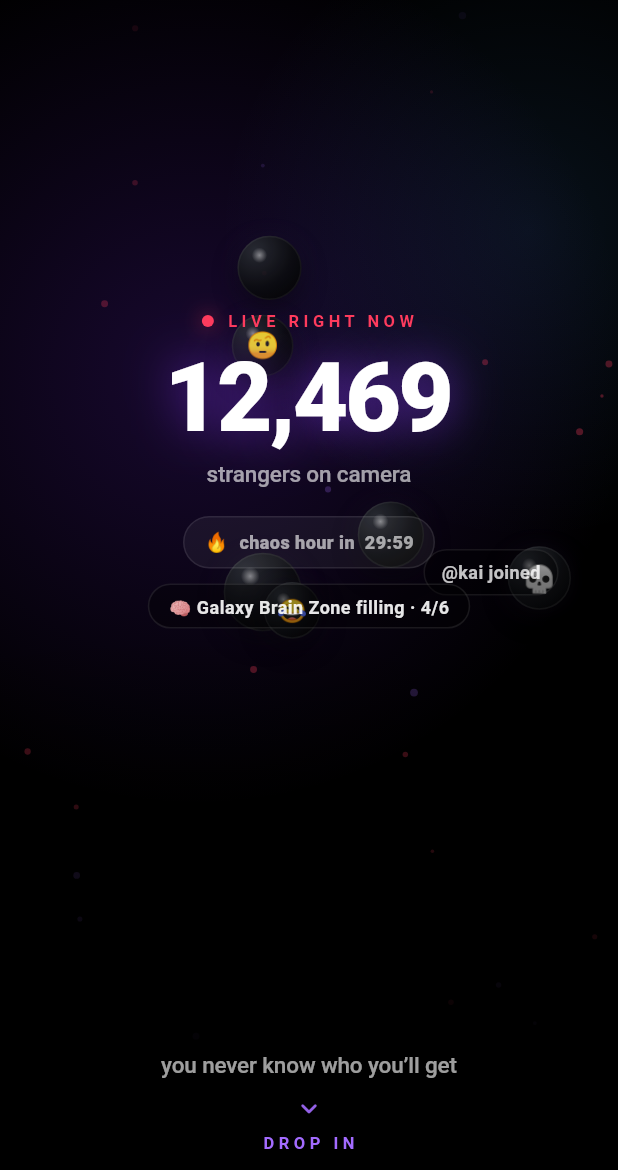
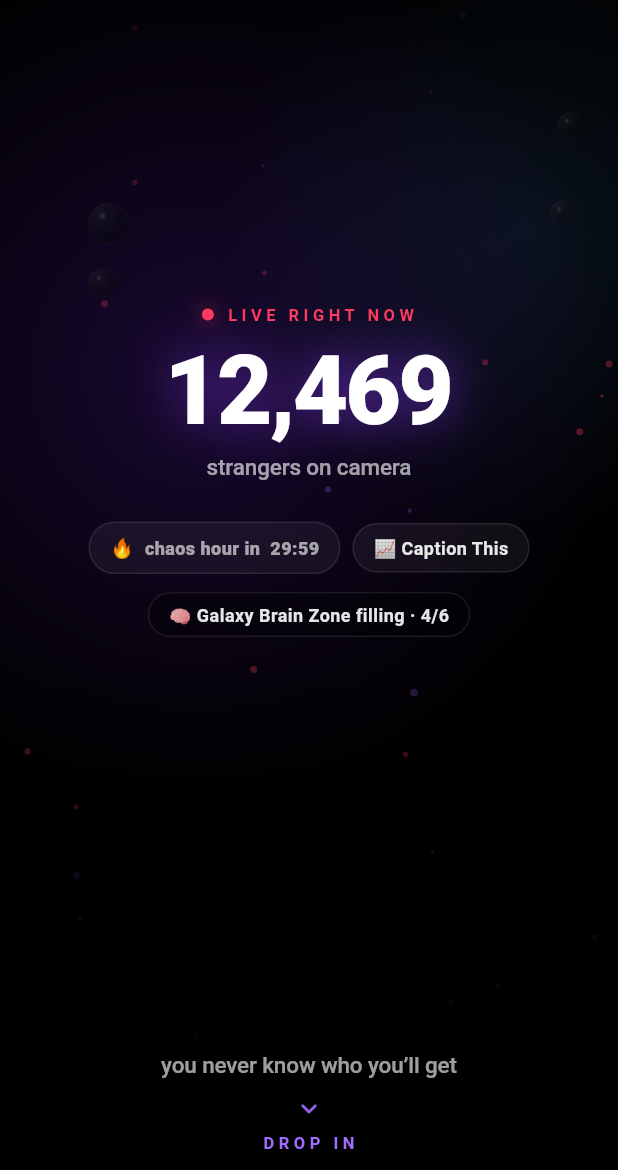
Before and after one commit to stossthegreat/Whatif, a Flutter app: the HomeScreen screen opened directly with empty values, on a phone screen of 412 x 824 dp, the part 66-1236 px from its top. Run offline on Flutter 3.47's test engine with Material 3 defaults, Android fonts, the phone set to English and light mode, and no system bars; our stand-ins replace audioplayers, camera, shared_preferences, wakelock_plus; missing offline and left inert: flutter_webrtc, livekit_client; accounts and stored records are empty; network calls fail.

Commit message:
Home de-clutter: strict layout zones, no mid-screen collisions (build +17)
The center of the home screen was a pile-up: randomly-positioned
activity chips spawning on top of the chaos-hour pill, the ticker, AND
drifting emoji orbs. Fixed with layout discipline:

- deleted the random-position activity chip spawner entirely — the
  single-line world ticker is the one activity surface
- chaos hour + a new trending chip sit in one clean centered row
- orbs: small (14-28px), dim (40%), emoji-free, and anchored to the
  left/right edges of the upper band — nothing ever drifts through the
  center column again
- '1 strangers' grammar fixed (stranger/strangers)

Co-Authored-By: Claude Opus 4.8 <noreply@anthropic.com>
Claude-Session: https://claude.ai/code/session_01MViCSGeBizuqwZGbWhsG9P

```diff
--- a/lib/screens/home_screen.dart
+++ b/lib/screens/home_screen.dart
@@ -27,7 +27,7 @@ class _HomeScreenState extends State<HomeScreen> with SingleTickerProviderStateM
 
   late final List<_Particle> _particles =
       List.generate(34, (_) => _Particle.random(_rng));
-  late final List<_Avatar> _avatars = List.generate(6, (i) => _Avatar.random(_rng, i));
+  late final List<_Avatar> _avatars = List.generate(4, (i) => _Avatar.random(_rng, i));
 
   @override
   void dispose() {
@@ -54,15 +54,14 @@ class _HomeScreenState extends State<HomeScreen> with SingleTickerProviderStateM
               ),
             ),
           ),
-          // drifting avatars (upper two-thirds)
+          // drifting orbs — small, dim, and confined to the edges so the
+          // center column stays clean
           RepaintBoundary(
             child: AnimatedBuilder(
               animation: _t,
               builder: (context, _) => _AvatarLayer(t: _t.value, avatars: _avatars),
             ),
           ),
-          // ephemeral activity
-          const _ActivityLayer(),
           // legibility scrim at the bottom so PLAY + text pop
           const Positioned(
             bottom: 0, left: 0, right: 0, height: 360,
@@ -96,9 +95,16 @@ class _HomeScreenState extends State<HomeScreen> with SingleTickerProviderStateM
                   ),
                   const Spacer(flex: 3),
                   const _BigLive(),
-                  const SizedBox(height: 18),
-                  const _ChaosHour(),
-                  const SizedBox(height: 10),
+                  const SizedBox(height: 26),
+                  const Row(
+                    mainAxisAlignment: MainAxisAlignment.center,
+                    children: [
+                      _ChaosHour(),
+                      SizedBox(width: 8),
+                      _TrendChip(),
+                    ],
+                  ),
+                  const SizedBox(height: 12),
                   const _WorldTicker(),
                   const Spacer(flex: 4),
                   Text('you never know who you’ll get',
@@ -129,6 +135,7 @@ class _BigLive extends StatelessWidget {
       builder: (context, _) {
         final n = AppSession.instance.liveCount.toString().replaceAllMapped(
             RegExp(r'(\d)(?=(\d{3})+$)'), (m) => '${m[1]},');
+        final count = AppSession.instance.liveCount;
         return Column(
           children: [
             Row(
@@ -149,7 +156,10 @@ class _BigLive extends StatelessWidget {
               ),
             ),
             const SizedBox(height: 6),
-            Text('strangers on camera', style: T.body.copyWith(color: C.tx2, fontSize: 15)),
+            Text(
+              count == 1 ? 'stranger on camera' : 'strangers on camera',
+              style: T.body.copyWith(color: C.tx2, fontSize: 15),
+            ),
           ],
         );
       },
@@ -273,6 +283,55 @@ class _ChaosHourState extends State<_ChaosHour> {
   }
 }
 
+/// The trending game — a clean glass chip beside the chaos-hour countdown.
+/// Rotates slowly; never overlaps anything.
+class _TrendChip extends StatefulWidget {
+  const _TrendChip();
+  @override
+  State<_TrendChip> createState() => _TrendChipState();
+}
+
+class _TrendChipState extends State<_TrendChip> {
+  static const _games = ['Roast Me', 'Red Flag', 'Face Battle', 'Spin the Bottle', 'Caption This', 'Rizz Battle'];
+  final _rng = math.Random();
+  Timer? _t;
+  late String _game = _games[_rng.nextInt(_games.length)];
+
+  @override
+  void initState() {
+    super.initState();
+    _t = Timer.periodic(const Duration(seconds: 8), (_) {
+      if (mounted) setState(() => _game = _games[_rng.nextInt(_games.length)]);
+    });
+  }
+
+  @override
+  void dispose() {
+    _t?.cancel();
+    super.dispose();
+  }
+
+  @override
+  Widget build(BuildContext context) {
+    return Container(
+      padding: const EdgeInsets.symmetric(horizontal: 13, vertical: 7),
+      decoration: BoxDecoration(
+        color: C.glass,
+        borderRadius: BorderRadius.circular(100),
+        border: Border.all(color: C.hair),
+      ),
+      child: AnimatedSwitcher(
+        duration: M.base,
+        child: Text(
+          '📈 $_game',
+          key: ValueKey(_game),
+          style: T.tiny.copyWith(color: Colors.white.withOpacity(0.9), fontWeight: FontWeight.w700),
+        ),
+      ),
+    );
+  }
+}
+
 /// The world, breathing — one line at a time. Rooms filling, laughs counting,
 /// friends going live, a trending game. Nothing on this screen is static.
 class _WorldTicker extends StatefulWidget {
@@ -286,10 +345,8 @@ class _WorldTickerState extends State<_WorldTicker> {
   Timer? _t;
   late String _line = _next();
 
-  static const _games = ['Red Flag', 'Caption This', 'Roast Me', 'Freeze Face', 'Odd One Out', 'Sell It'];
-
   String _next() {
-    switch (_rng.nextInt(5)) {
+    switch (_rng.nextInt(4)) {
       case 0:
         final room = Cell.roomNames[_rng.nextInt(Cell.roomNames.length)];
         return '$room filling · ${2 + _rng.nextInt(4)}/6';
@@ -297,8 +354,6 @@ class _WorldTickerState extends State<_WorldTicker> {
         return '😂 ${180 + _rng.nextInt(600)} laughs this minute';
       case 2:
         return '👀 ${2 + _rng.nextInt(7)} of your people online';
-      case 3:
-        return '📈 trending · ${_games[_rng.nextInt(_games.length)]}';
       default:
         return '⚡ ${3 + _rng.nextInt(9)} rooms started just now';
     }
@@ -397,20 +452,22 @@ class _LobbyPainter extends CustomPainter {
 
 // ---- floating avatars -----------------------------------------------------
 class _Avatar {
-  _Avatar(this.ax, this.ay, this.fx, this.fy, this.phase, this.scale, this.emoji);
+  _Avatar(this.ax, this.ay, this.fx, this.fy, this.phase, this.scale);
   final double ax, ay, fx, fy, phase, scale;
-  final String? emoji;
-  static const _faces = ['😂', '😳', '🔥', '👀', '😭', '💀', '😏', '🤨', '😮'];
-  static _Avatar random(math.Random r, int i) => _Avatar(
-        0.14 + r.nextDouble() * 0.72, // anchor x
-        0.12 + r.nextDouble() * 0.44, // anchor y (upper area)
-        0.035 + r.nextDouble() * 0.05, // drift amp x
-        0.03 + r.nextDouble() * 0.05, // drift amp y
-        r.nextDouble(),
-        0.72 + r.nextDouble() * 0.5,
-        // roughly half carry a small emoji face, half are pure obsidian orbs
-        r.nextBool() ? _faces[r.nextInt(_faces.length)] : null,
-      );
+
+  /// Anchored to the left/right EDGES and the upper band only — the center
+  /// column belongs to the type, and nothing ever drifts through it.
+  static _Avatar random(math.Random r, int i) {
+    final leftSide = i.isEven;
+    return _Avatar(
+      leftSide ? 0.06 + r.nextDouble() * 0.14 : 0.80 + r.nextDouble() * 0.14,
+      0.10 + r.nextDouble() * 0.22,
+      0.015 + r.nextDouble() * 0.02,
+      0.02 + r.nextDouble() * 0.03,
+      r.nextDouble(),
+      0.5 + r.nextDouble() * 0.5,
+    );
+  }
 }
 
 class _AvatarLayer extends StatelessWidget {
@@ -427,11 +484,11 @@ class _AvatarLayer extends StatelessWidget {
           children: [
             for (final a in avatars)
               Positioned(
-                left: (a.ax + a.fx * math.sin((t + a.phase) * tau)) * c.maxWidth - 24 * a.scale,
-                top: (a.ay + a.fy * math.cos((t + a.phase) * tau * 0.8)) * c.maxHeight - 24 * a.scale,
+                left: (a.ax + a.fx * math.sin((t + a.phase) * tau)) * c.maxWidth - 14 * a.scale,
+                top: (a.ay + a.fy * math.cos((t + a.phase) * tau * 0.8)) * c.maxHeight - 14 * a.scale,
                 child: Opacity(
-                  opacity: 0.9,
-                  child: _MiniOrb(size: 48 * a.scale, emoji: a.emoji),
+                  opacity: 0.4,
+                  child: _MiniOrb(size: 28 * a.scale),
                 ),
               ),
           ],
@@ -441,12 +498,11 @@ class _AvatarLayer extends StatelessWidget {
   }
 }
 
-/// A polished obsidian marble — shiny jet-black, a soft specular highlight
-/// top-left, a faint purple rim. Reads as premium, never a flat grey disc.
+/// A polished obsidian marble — small, quiet, atmospheric. Never a bowling
+/// ball, never carrying a random emoji, never in the way of the type.
 class _MiniOrb extends StatelessWidget {
-  const _MiniOrb({required this.size, this.emoji});
+  const _MiniOrb({required this.size});
   final double size;
-  final String? emoji;
   @override
   Widget build(BuildContext context) {
     return Container(
@@ -457,138 +513,32 @@ class _MiniOrb extends StatelessWidget {
         gradient: const RadialGradient(
           center: Alignment(-0.45, -0.55),
           radius: 1.05,
-          colors: [Color(0xFF2A2D34), Color(0xFF0C0D10), Color(0xFF000000)],
+          colors: [Color(0xFF23252B), Color(0xFF0B0C0F), Color(0xFF000000)],
           stops: [0.0, 0.55, 1.0],
         ),
-        border: Border.all(color: Colors.white.withOpacity(0.06)),
+        border: Border.all(color: Colors.white.withOpacity(0.05)),
         boxShadow: [
-          const BoxShadow(color: Color(0xCC000000), blurRadius: 16, spreadRadius: -2, offset: Offset(0, 6)),
-          BoxShadow(color: C.sig.withOpacity(0.16), blurRadius: 18, spreadRadius: -8),
+          BoxShadow(color: C.sig.withOpacity(0.12), blurRadius: 14, spreadRadius: -6),
         ],
       ),
       child: Stack(
-        alignment: Alignment.center,
         children: [
-          // specular glint
           Positioned(
-            left: size * 0.2,
-            top: size * 0.16,
+            left: size * 0.22,
+            top: size * 0.18,
             child: Container(
-              width: size * 0.24,
-              height: size * 0.24,
+              width: size * 0.2,
+              height: size * 0.2,
               decoration: BoxDecoration(
                 shape: BoxShape.circle,
                 gradient: RadialGradient(
-                  colors: [Colors.white.withOpacity(0.5), Colors.white.withOpacity(0)],
+                  colors: [Colors.white.withOpacity(0.35), Colors.white.withOpacity(0)],
                 ),
               ),
             ),
           ),
-          if (emoji != null)
-            Text(emoji!, style: TextStyle(fontSize: size * 0.42)),
         ],
       ),
     );
   }
 }
-
-// ---- ephemeral activity ---------------------------------------------------
-class _ActivityLayer extends StatefulWidget {
-  const _ActivityLayer();
-  @override
-  State<_ActivityLayer> createState() => _ActivityLayerState();
-}
-
-class _ActivityLayerState extends State<_ActivityLayer> with TickerProviderStateMixin {
-  final _rng = math.Random();
-  final List<_Act> _items = [];
-  Timer? _spawner;
-
-  static const _pool = [
-    '😂 x18', '🔥 x7', '💀', '❤️ x12', 'someone just won', '👏 x9', '😭 x4', '😳', '⚡️ CHAOS', '@kai joined', '@nova joined',
-  ];
-
-  @override
-  void initState() {
-    super.initState();
-    _spawner = Timer.periodic(const Duration(milliseconds: 1100), (_) => _spawn());
-  }
-
-  void _spawn() {
-    if (!mounted) return;
-    final ctl = AnimationController(vsync: this, duration: Duration(milliseconds: 2600 + _rng.nextInt(900)));
-    final act = _Act(
-      text: _pool[_rng.nextInt(_pool.length)],
-      x: 0.1 + _rng.nextDouble() * 0.8,
-      y: 0.42 + _rng.nextDouble() * 0.22,
-      ctl: ctl,
-    );
-    setState(() => _items.add(act));
-    ctl.forward().whenComplete(() {
-      if (!mounted) return;
-      setState(() => _items.remove(act));
-      ctl.dispose();
-    });
-  }
-
-  @override
-  void dispose() {
-    _spawner?.cancel();
-    for (final a in _items) { a.ctl.dispose(); }
-    super.dispose();
-  }
-
-  @override
-  Widget build(BuildContext context) {
-    return IgnorePointer(
-      child: LayoutBuilder(
-        builder: (context, c) => Stack(
-          children: [
-            for (final a in _items)
-              AnimatedBuilder(
-                animation: a.ctl,
-                builder: (context, _) {
-                  final t = a.ctl.value;
-                  final op = t < 0.15 ? t / 0.15 : (t > 0.7 ? (1 - (t - 0.7) / 0.3) : 1.0);
-                  return Positioned(
-                    left: a.x * c.maxWidth,
-                    top: (a.y - 0.12 * t) * c.maxHeight,
-                    child: Opacity(
-                      opacity: op.clamp(0.0, 1.0) * 0.9,
-                      child: _ActivityChip(a.text),
-                    ),
-                  );
-                },
-              ),
-          ],
-        ),
-      ),
-    );
-  }
-}
-
-class _Act {
-  _Act({required this.text, required this.x, required this.y, required this.ctl});
-  final String text;
-  final double x, y;
-  final AnimationController ctl;
-}
-
-class _ActivityChip extends StatelessWidget {
-  const _ActivityChip(this.text);
-  final String text;
-  @override
-  Widget build(BuildContext context) {
-    final chaos = text.contains('CHAOS');
-    return Container(
-      padding: const EdgeInsets.symmetric(horizontal: 11, vertical: 6),
-      decoration: BoxDecoration(
-        color: const Color(0x66000000),
-        borderRadius: BorderRadius.circular(100),
-        border: Border.all(color: chaos ? C.sig.withOpacity(0.5) : C.hair),
-      ),
-      child: Text(text, style: T.tiny.copyWith(
-        color: chaos ? C.sig : Colors.white.withOpacity(0.85), fontWeight: FontWeight.w700)),
-    );
-  }
-}
--- a/pubspec.yaml
+++ b/pubspec.yaml
@@ -16,7 +16,7 @@ publish_to: 'none' # Remove this line if you wish to publish to pub.dev
 # https://developer.apple.com/library/archive/documentation/General/Reference/InfoPlistKeyReference/Articles/CoreFoundationKeys.html
 # In Windows, build-name is used as the major, minor, and patch parts
 # of the product and file versions while build-number is used as the build suffix.
-version: 1.0.0+16
+version: 1.0.0+17
 
 environment:
   sdk: ^3.8.0
```
